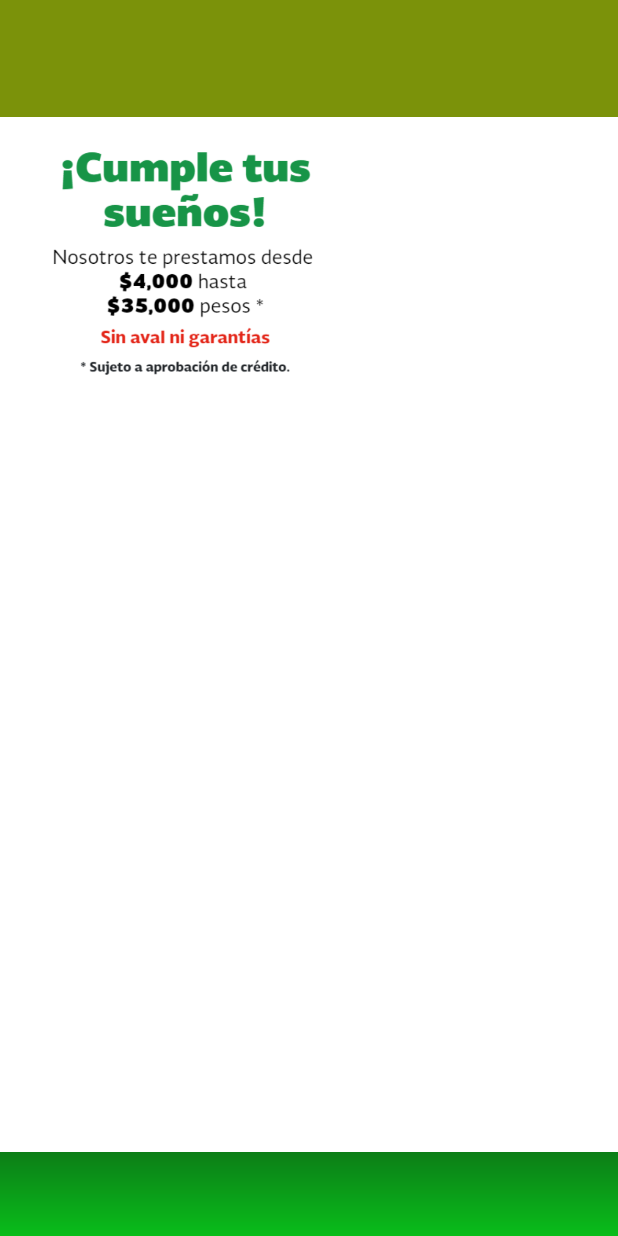
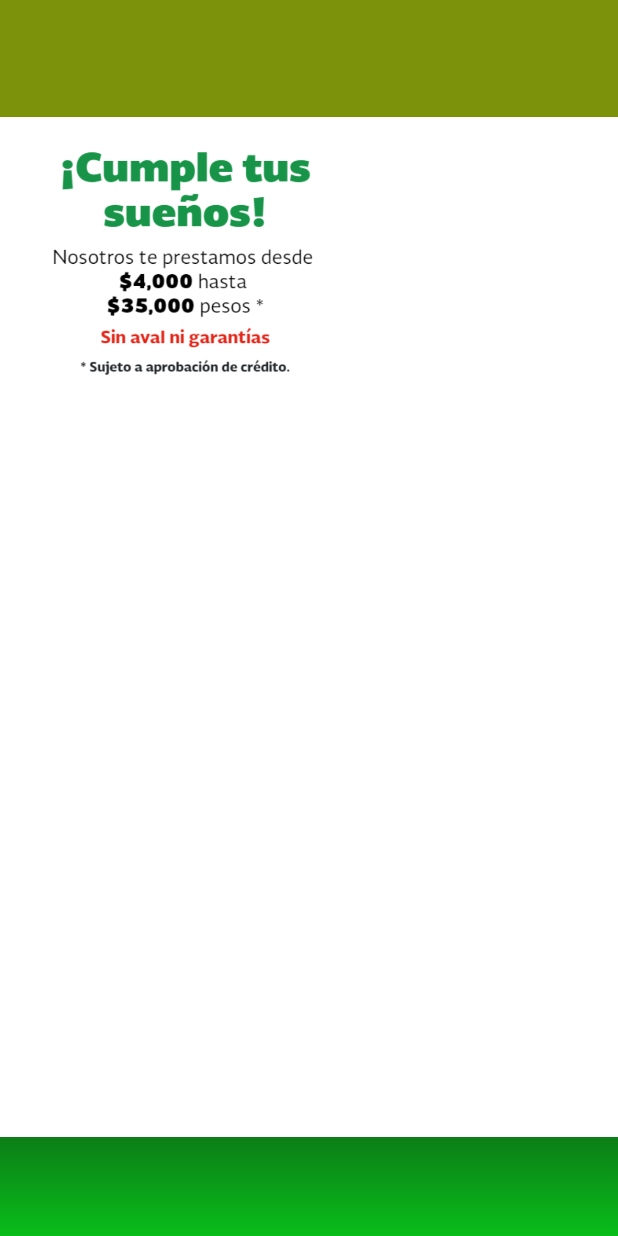
Before and after one commit to iruvingu/SucursalAdviseTV1, an Android app: the layout activity_main.xml on its own in the app's theme, with its tools: preview values and no code run, on a phone screen of 412 x 824 dp. Run offline under Robolectric (Android 15) with nearby library versions, the phone set to English and light mode, and no system bars.

Commit message:
[MODIFIED] XML FragmentVideo in the project was modified

```diff
--- a/app/src/main/res/layout/content_main_drawer.xml
+++ b/app/src/main/res/layout/content_main_drawer.xml
@@ -62,7 +62,7 @@
         android:id="@+id/footFragment"
         android:name="com.example.sucursaladvisetv.FootScreenFragment"
         android:layout_width="0dp"
-        android:layout_height="56dp"
+        android:layout_height="66dp"
         android:layout_marginTop="8dp"
         app:layout_constraintBottom_toBottomOf="parent"
         app:layout_constraintEnd_toEndOf="parent"
--- a/app/src/main/res/layout/fragment_drawer.xml
+++ b/app/src/main/res/layout/fragment_drawer.xml
@@ -51,7 +51,7 @@
         app:layout_constraintEnd_toEndOf="parent"
         app:layout_constraintStart_toStartOf="parent"
         app:layout_constraintTop_toTopOf="parent"
-        app:layout_constraintVertical_bias="1.0" />
+        app:layout_constraintVertical_bias="0.835" />
 
 
 
```
